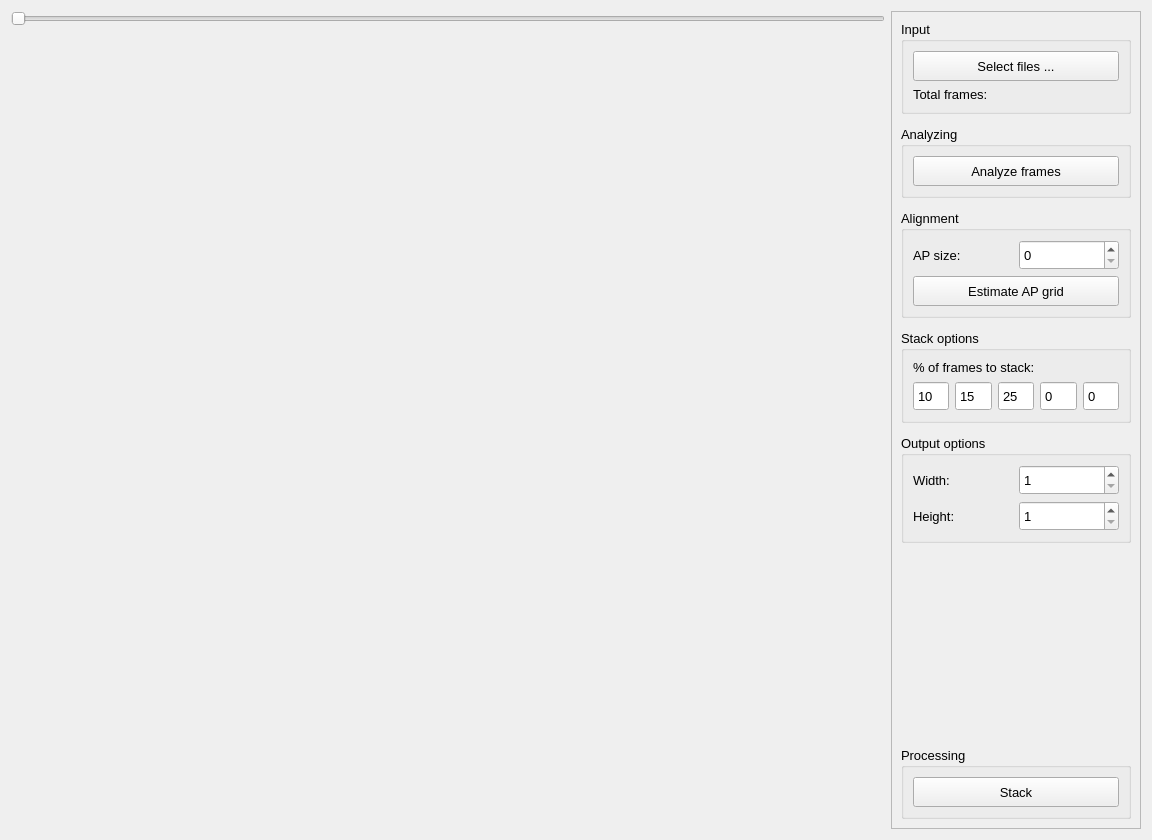
aiphae/proxima, file source/pages/stackpage/stackpage.ui: the form before one commit.
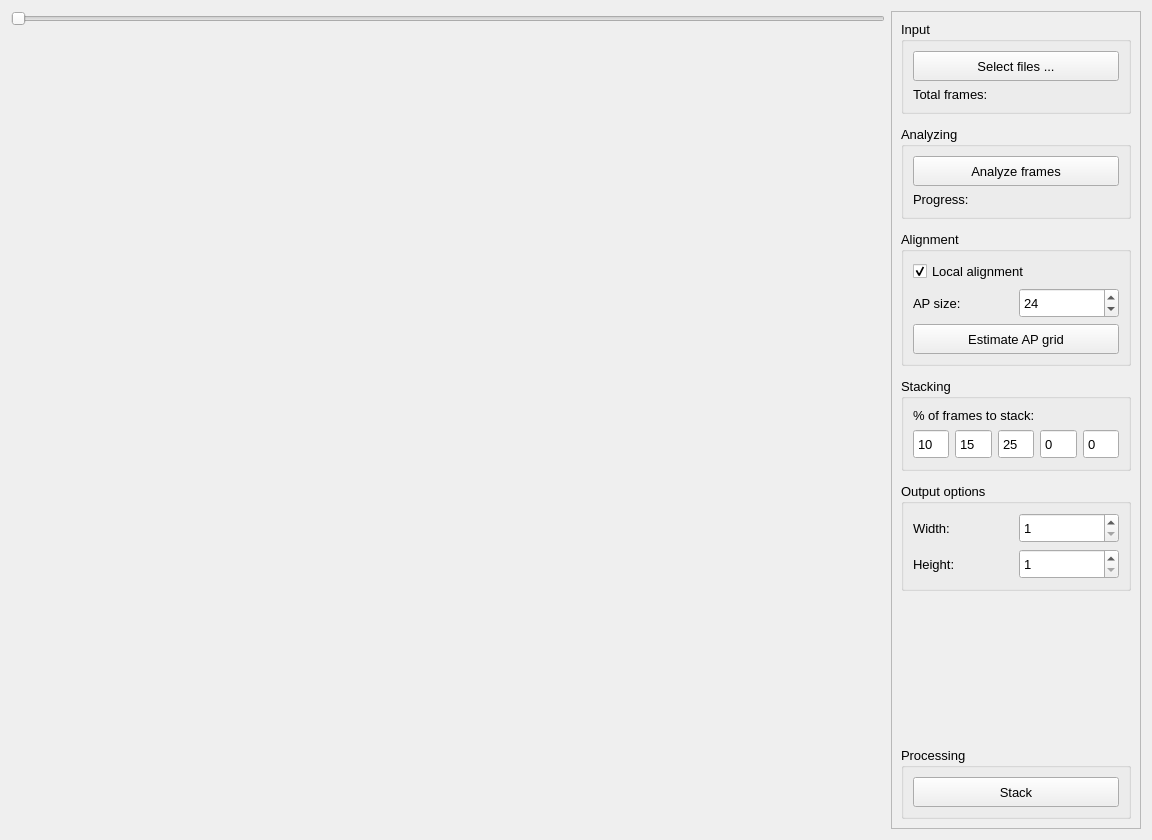
The form after the commit.

Commit message: a working (but very slow) version of local stacking

The edit to the form file:
```diff
--- a/source/pages/stackpage/stackpage.ui
+++ b/source/pages/stackpage/stackpage.ui
@@ -129,6 +129,15 @@
              <height>30</height>
             </size>
            </property>
+           <property name="minimum">
+            <number>1</number>
+           </property>
+           <property name="maximum">
+            <number>500</number>
+           </property>
+           <property name="value">
+            <number>24</number>
+           </property>
           </widget>
          </item>
          <item row="1" column="0">
@@ -151,6 +160,16 @@
            </property>
           </widget>
          </item>
+         <item row="0" column="0" colspan="2">
+          <widget class="QCheckBox" name="localAlignmentCheckBox">
+           <property name="text">
+            <string>Local alignment</string>
+           </property>
+           <property name="checked">
+            <bool>true</bool>
+           </property>
+          </widget>
+         </item>
         </layout>
        </widget>
       </item>
@@ -221,7 +240,7 @@
       <item row="4" column="0">
        <widget class="QGroupBox" name="stackOptionsGroupBox">
         <property name="title">
-         <string>Stack options</string>
+         <string>Stacking</string>
         </property>
         <property name="flat">
          <bool>true</bool>
@@ -323,7 +342,21 @@
          <bool>true</bool>
         </property>
         <layout class="QGridLayout" name="gridLayout_5">
-         <item row="0" column="0">
+         <item row="1" column="0">
+          <widget class="QLabel" name="analyzingProgressLabel">
+           <property name="text">
+            <string>Progress:</string>
+           </property>
+          </widget>
+         </item>
+         <item row="1" column="1">
+          <widget class="QLabel" name="analyzingProgressEdit">
+           <property name="text">
+            <string/>
+           </property>
+          </widget>
+         </item>
+         <item row="0" column="0" colspan="2">
           <widget class="QPushButton" name="analyzeFramesPushButton">
            <property name="minimumSize">
             <size>
```
The commit also changes 9 other files.
